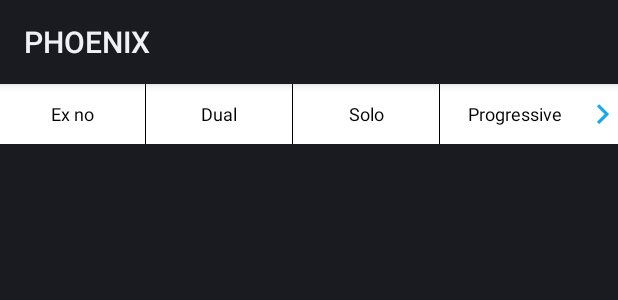
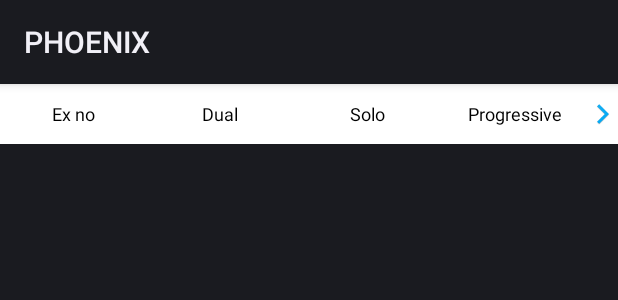
Before and after one commit to musafirkhana/Phoenix, an Android app: the layout row_msnprofile.xml on its own in the app's theme, with its tools: preview values and no code run, on a phone screen of 412 x 824 dp. Shown: the top 300 px of the screen. Run offline under Robolectric (Android 15) with nearby library versions, the phone set to English and light mode, and no system bars.

Commit message:
Minor Bug

```diff
--- a/app/src/main/java/com/baf/musafir/phoenix/adapter/PhaseAdapter.java
+++ b/app/src/main/java/com/baf/musafir/phoenix/adapter/PhaseAdapter.java
@@ -55,7 +55,7 @@ public class PhaseAdapter extends ArrayAdapter<PhaseModel> implements SpinnerAda
         } else {
             holder = (ViewHolder) v.getTag();
         }
-        if (position < AllCourseVector.getAllCourse().size()) {
+        if (position < AllPhaseVector.getAllPhaselist().size()) {
             PhaseModel query = phaseModels.get(position);
             holder.txt_section_list.setText(query.getPhase());
 
--- a/app/src/main/java/com/baf/musafir/phoenix/main/SyllabusActivity.java
+++ b/app/src/main/java/com/baf/musafir/phoenix/main/SyllabusActivity.java
@@ -103,6 +103,7 @@ public class SyllabusActivity extends Activity  {
                                        int position, long id) {
                 CourseModel query = AllCourseVector.getAllCourse().elementAt(position);
                 Log.w(TAG, "Course ID: " + query.getCourse_id());
+
                 callAgain("" + query.getCourse_id());
 
             }
@@ -149,6 +150,7 @@ public class SyllabusActivity extends Activity  {
                 Log.w(TAG, "Mission Profile: " + query.getMsn_profile());
                 Intent intent = new Intent(mContext, WebviewActivity.class);
                 intent.putExtra("DETAIL",query.getMsn_profile());
+                intent.putExtra("HEADER",query.getExercise_no());
                 startActivity(intent);
 
             }
--- a/app/src/main/java/com/baf/musafir/phoenix/main/WebviewActivity.java
+++ b/app/src/main/java/com/baf/musafir/phoenix/main/WebviewActivity.java
@@ -46,8 +46,9 @@ public class WebviewActivity extends Activity {
         tf = Typeface.createFromAsset(mContex.getAssets(),
                 "fonts/megatron.ttf");
         DETAIL = getIntent().getStringExtra("DETAIL");
+        HEADER = getIntent().getStringExtra("HEADER");
         header = (TextView) findViewById(R.id.header);
-        header.setText("103 ATTU");
+        header.setText(HEADER);
         Log.i("SSSSS    ", DETAIL);
         webView = (WebView) findViewById(R.id.webview);
         WebSettings settings = webView.getSettings();
--- a/app/src/main/res/layout/row_msnprofile.xml
+++ b/app/src/main/res/layout/row_msnprofile.xml
@@ -22,11 +22,7 @@
             android:textSize="12sp"
              />
 
-        <View
-            android:layout_width="0dp"
-            android:layout_height="fill_parent"
-            android:layout_weight=".03"
-            android:background="@color/black"></View>
+
         <TextView android:id="@+id/txt_dual"
             android:layout_width="0dp"
             android:layout_height="match_parent"
@@ -37,11 +33,7 @@
             android:textSize="12sp"
            />
 
-        <View
-            android:layout_width="0dp"
-            android:layout_height="fill_parent"
-            android:layout_weight=".03"
-            android:background="@color/black"></View>
+
 
         <TextView android:id="@+id/txt_solo"
             android:layout_width="0dp"
@@ -53,11 +45,7 @@
             android:textSize="12sp"
        />
 
-        <View
-            android:layout_width="0dp"
-            android:layout_height="fill_parent"
-            android:layout_weight=".03"
-            android:background="@color/black"></View>
+
 
         <TextView android:id="@+id/txt_prog"
             android:layout_width="0dp"
```
Also changed, not shown: app/src/main/java/com/baf/musafir/phoenix/main/CoordinateActivity.java (+7 -1 lines), app/src/main/java/com/baf/musafir/phoenix/main/MainActivity.java (+7 -7 lines), app/src/main/res/layout/activity_coordinate.xml (+8 -5 lines), app/src/main/assets/phoenix.db, app/src/main/res/drawable/banner1.jpg (added), app/src/main/res/drawable/banner2.jpg (added), app/src/main/res/drawable/banner3.jpg (added), app/src/main/res/drawable/banner3.png (deleted), app/src/main/res/drawable/banner4.JPG (deleted).
